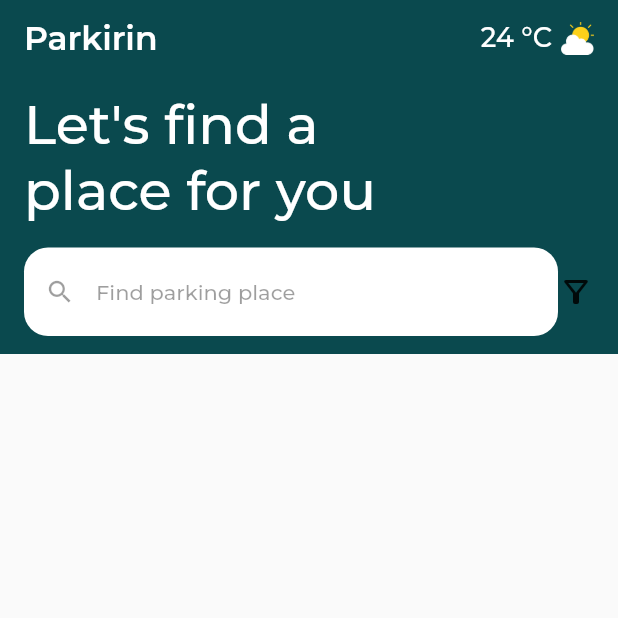
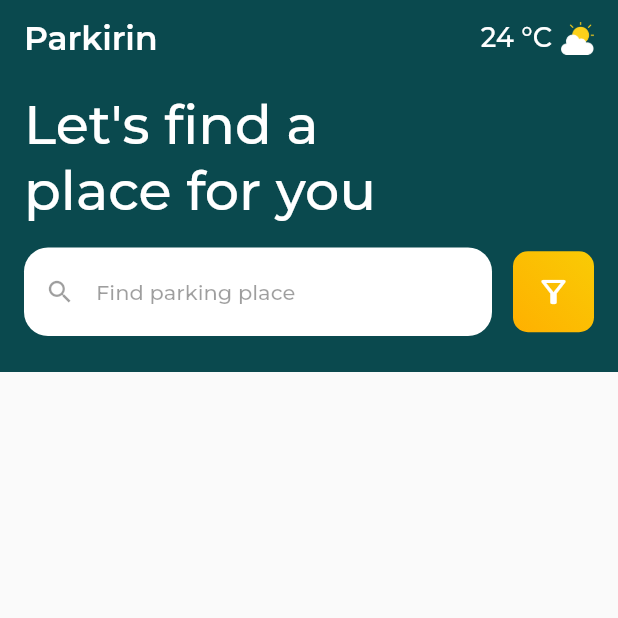
Before and after one commit to cparragatorres/flutter_codigo5_ui, a Flutter app: the screen it shows after launch, on a phone screen of 412 x 824 dp, the top half of it. Run offline on Flutter 3.47's test engine with Material 2 defaults, Android fonts, the phone set to English and light mode, and no system bars; our stand-ins replace flutter_svg, google_fonts.

Commit message:
Parking 4

```diff
--- a/lib/pages/parking_page.dart
+++ b/lib/pages/parking_page.dart
@@ -95,8 +95,32 @@ class ParkingPage extends StatelessWidget {
                             ),
                           ),
                         ),
-                        Icon(Icons.filter_alt_outlined),
+                        const SizedBox(
+                          width: 14.0,
+                        ),
+                        Container(
+                          padding: const EdgeInsets.all(15.0),
+                          decoration: BoxDecoration(
+                            color: Colors.yellow,
+                            borderRadius: BorderRadius.circular(10.0),
+                            gradient: LinearGradient(
+                              begin: Alignment.bottomLeft,
+                              end: Alignment.topRight,
+                              colors: [
+                                Color(0xffFFB000),
+                                Color(0xffF9CB05),
+                              ],
+                            ),
+                          ),
+                          child: Icon(
+                            Icons.filter_alt_outlined,
+                            color: Colors.white,
+                          ),
+                        ),
                       ],
+                    ),
+                    const SizedBox(
+                      height: 12.0,
                     ),
                   ],
                 ),
```
